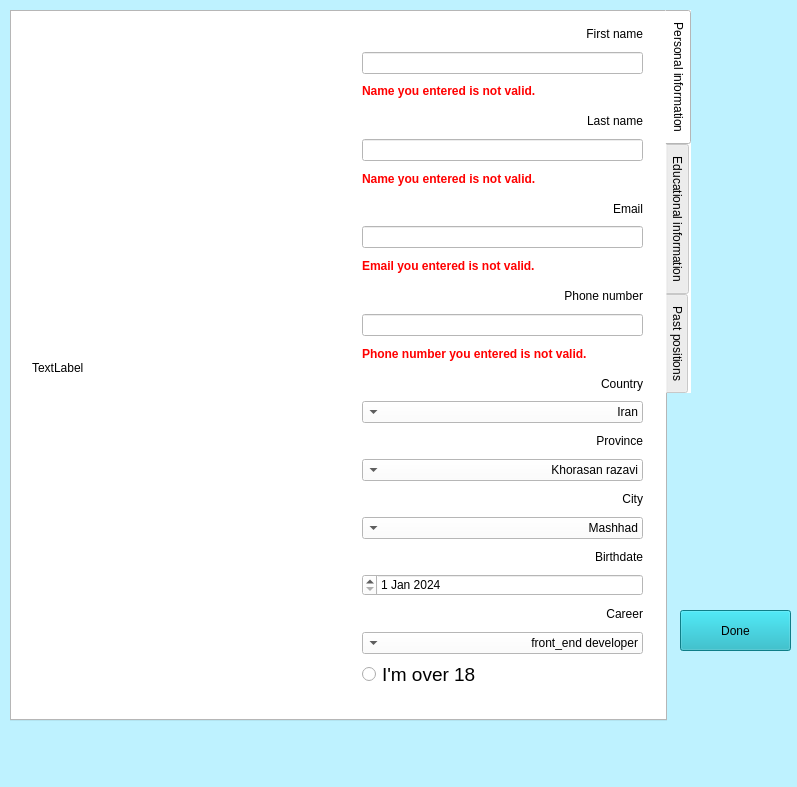
This is completeuserinfowindow.ui in KNajjary/LinkedIn as Qt 5 draws it before an edit. The edited form follows.
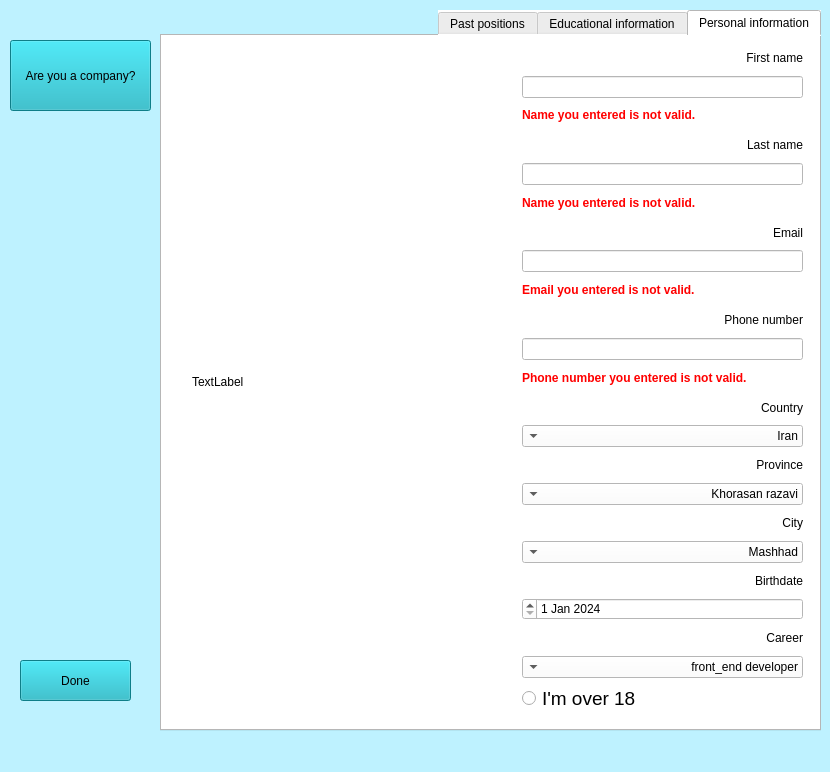
This is the edited form.

Commit message: class Person,Member,Company created Me created

The edit to the form file:
```diff
--- a/completeuserinfowindow.ui
+++ b/completeuserinfowindow.ui
@@ -6,8 +6,8 @@
    <rect>
     <x>0</x>
     <y>0</y>
-    <width>797</width>
-    <height>787</height>
+    <width>830</width>
+    <height>772</height>
    </rect>
   </property>
   <property name="windowTitle">
@@ -23,10 +23,10 @@
    <widget class="QTabWidget" name="tabWidget">
     <property name="geometry">
      <rect>
-      <x>10</x>
+      <x>160</x>
       <y>10</y>
-      <width>681</width>
-      <height>711</height>
+      <width>661</width>
+      <height>721</height>
      </rect>
     </property>
     <property name="layoutDirection">
@@ -40,7 +40,7 @@
 background-color: rgb(255, 255, 255);</string>
     </property>
     <property name="tabPosition">
-     <enum>QTabWidget::East</enum>
+     <enum>QTabWidget::North</enum>
     </property>
     <property name="tabShape">
      <enum>QTabWidget::Rounded</enum>
@@ -64,7 +64,7 @@
      <widget class="QWidget" name="verticalLayoutWidget">
       <property name="geometry">
        <rect>
-        <x>350</x>
+        <x>360</x>
         <y>10</y>
         <width>281</width>
         <height>667</height>
@@ -319,8 +319,8 @@
      <widget class="QLabel" name="Imlabel_1">
       <property name="geometry">
        <rect>
-        <x>20</x>
-        <y>170</y>
+        <x>30</x>
+        <y>160</y>
         <width>311</width>
         <height>371</height>
        </rect>
@@ -592,8 +592,8 @@
    <widget class="QPushButton" name="pushButton_Done">
     <property name="geometry">
      <rect>
-      <x>680</x>
-      <y>610</y>
+      <x>20</x>
+      <y>660</y>
       <width>111</width>
       <height>41</height>
      </rect>
@@ -605,6 +605,22 @@
      <string>Done</string>
     </property>
    </widget>
+   <widget class="QPushButton" name="pushButton_AreYouCompany">
+    <property name="geometry">
+     <rect>
+      <x>10</x>
+      <y>40</y>
+      <width>141</width>
+      <height>71</height>
+     </rect>
+    </property>
+    <property name="styleSheet">
+     <string notr="true">background-color: rgb(20,176,191);</string>
+    </property>
+    <property name="text">
+     <string>Are you a company?</string>
+    </property>
+   </widget>
   </widget>
   <widget class="QMenuBar" name="menubar">
    <property name="geometry">
```
Left out of the diff: 8 changed lines with no effect on the pictures. The commit also changes 34 other files.
